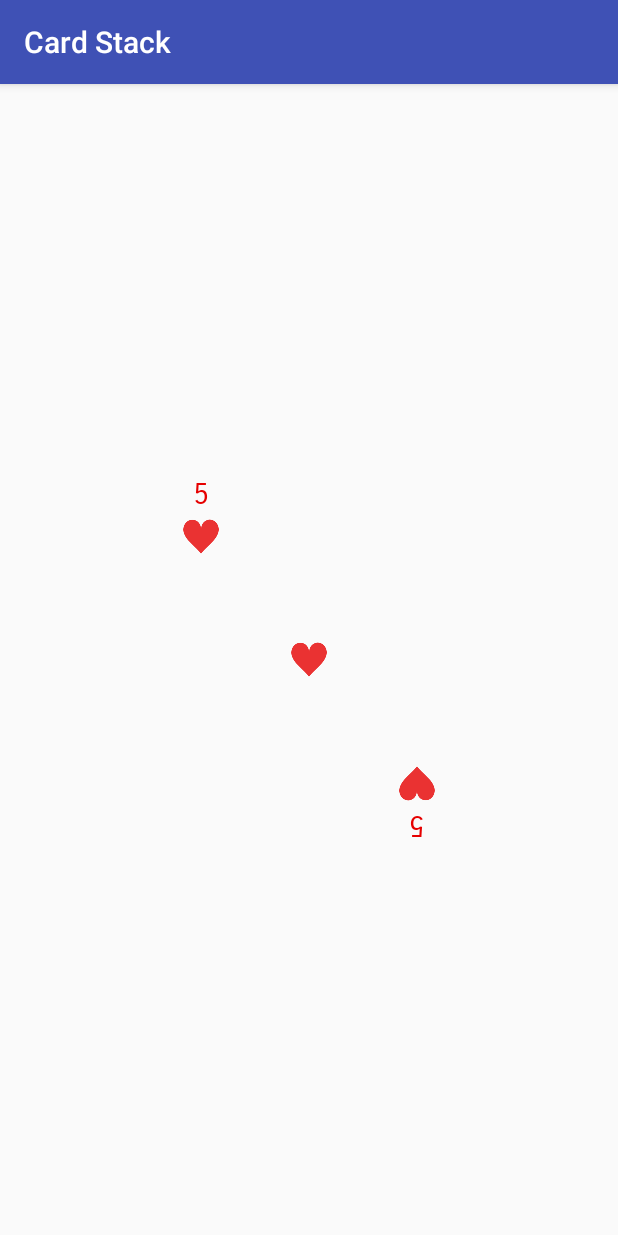
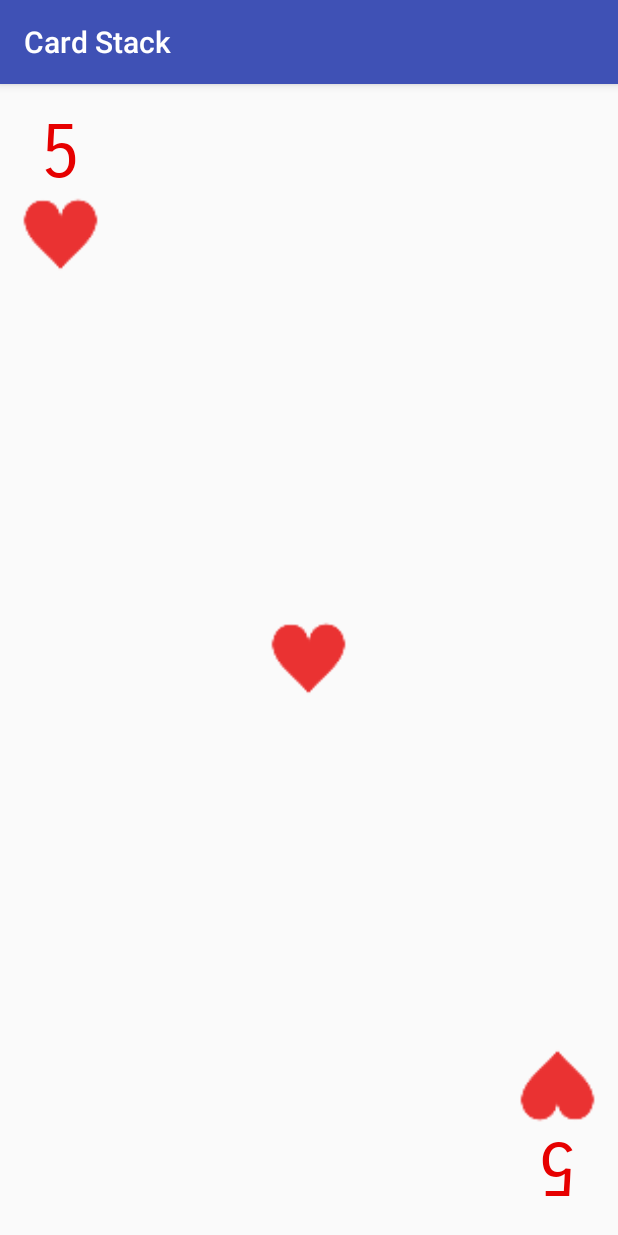
Before and after one commit to ChapmanCPSC356Fall2017/card-stack-upegu100, an Android app: the screen it shows after launch (MainActivity), on a phone screen of 412 x 824 dp. Run offline under Robolectric (Android 15) with nearby library versions, the light colour scheme and no system bars.

Commit message:
Expanded relative layout to whole screen.

```diff
--- a/CardStack/app/src/main/java/edu/chapman/cpsc356/cardstack/Card.java
+++ b/CardStack/app/src/main/java/edu/chapman/cpsc356/cardstack/Card.java
@@ -21,5 +21,5 @@
 
     public CardSuit getCardSuit() { return cardSuit; }
 
-    //No setters included, since card cannot be change after created
+    //No setters included, since Card cannot be change after created
 }
--- a/CardStack/app/src/main/res/layout/relative_layout.xml
+++ b/CardStack/app/src/main/res/layout/relative_layout.xml
@@ -11,64 +11,70 @@
         android:id="@+id/rl_upperCorner"
         android:layout_width="wrap_content"
         android:layout_height="wrap_content"
-        android:layout_above="@+id/iv_centerSuit"
-        android:layout_toLeftOf="@id/iv_centerSuit"
-        android:layout_marginBottom="50dp"
-        android:layout_marginRight="40dp">
+        android:layout_alignParentLeft="true"
+        android:layout_alignParentTop="true"
+        android:layout_marginLeft="15dp"
+        android:layout_marginTop="15dp">
 
         <TextView
             android:id="@+id/tv_upperNumber"
             android:layout_width="wrap_content"
             android:layout_height="wrap_content"
-            android:textSize="20sp"
+            android:textSize="50sp"
             android:layout_centerHorizontal="true"
-            android:fontFamily="sans-serif-smallcaps" />
+            android:fontFamily="sans-serif-smallcaps"
+            android:text="A"/>
 
         <ImageView
             android:id="@+id/iv_upperSuit"
-            android:layout_width="wrap_content"
-            android:layout_height="wrap_content"
+            android:layout_width="50dp"
+            android:layout_height="50dp"
+            android:scaleX="1.3"
+            android:scaleY="1.3"
             android:layout_centerHorizontal="true"
-            android:layout_below="@+id/tv_upperNumber"/>
+            android:layout_below="@+id/tv_upperNumber"
+            android:src="@drawable/club_image"/>
 
     </RelativeLayout>
 
     <ImageView
         android:id="@+id/iv_centerSuit"
-        android:layout_width="wrap_content"
-        android:layout_height="wrap_content"
-        android:layout_centerInParent="true"/>
-
-    <ImageView
-        android:layout_width="300dp"
-        android:layout_height="600dp"
-        android:layout_centerInParent="true"/>
+        android:layout_width="50dp"
+        android:layout_height="50dp"
+        android:scaleX="1.3"
+        android:scaleY="1.3"
+        android:layout_centerInParent="true"
+        android:src="@drawable/club_image"/>
 
     <RelativeLayout
         android:id="@+id/rl_lowerCorner"
         android:layout_width="wrap_content"
         android:layout_height="wrap_content"
-        android:layout_below="@+id/iv_centerSuit"
-        android:layout_toRightOf="@id/iv_centerSuit"
-        android:layout_marginTop="50dp"
-        android:layout_marginLeft="40dp">
+        android:layout_alignParentBottom="true"
+        android:layout_alignParentRight="true"
+        android:layout_marginRight="15dp"
+        android:layout_marginBottom="15dp">
 
         <ImageView
             android:id="@+id/iv_lowerSuit"
-            android:layout_width="wrap_content"
-            android:layout_height="wrap_content"
+            android:layout_width="50dp"
+            android:layout_height="50dp"
+            android:scaleX="1.3"
+            android:scaleY="1.3"
             android:rotation="180"
-            android:layout_centerHorizontal="true"/>
+            android:layout_centerHorizontal="true"
+            android:src="@drawable/club_image"/>
 
         <TextView
             android:id="@+id/tv_lowerNumber"
             android:layout_width="wrap_content"
             android:layout_height="wrap_content"
-            android:textSize="20sp"
+            android:textSize="50sp"
             android:rotation="180"
             android:layout_below="@+id/iv_lowerSuit"
             android:layout_centerHorizontal="true"
-            android:fontFamily="sans-serif-smallcaps"/>
+            android:fontFamily="sans-serif-smallcaps"
+            android:text="@string/A"/>
 
     </RelativeLayout>
 
```
